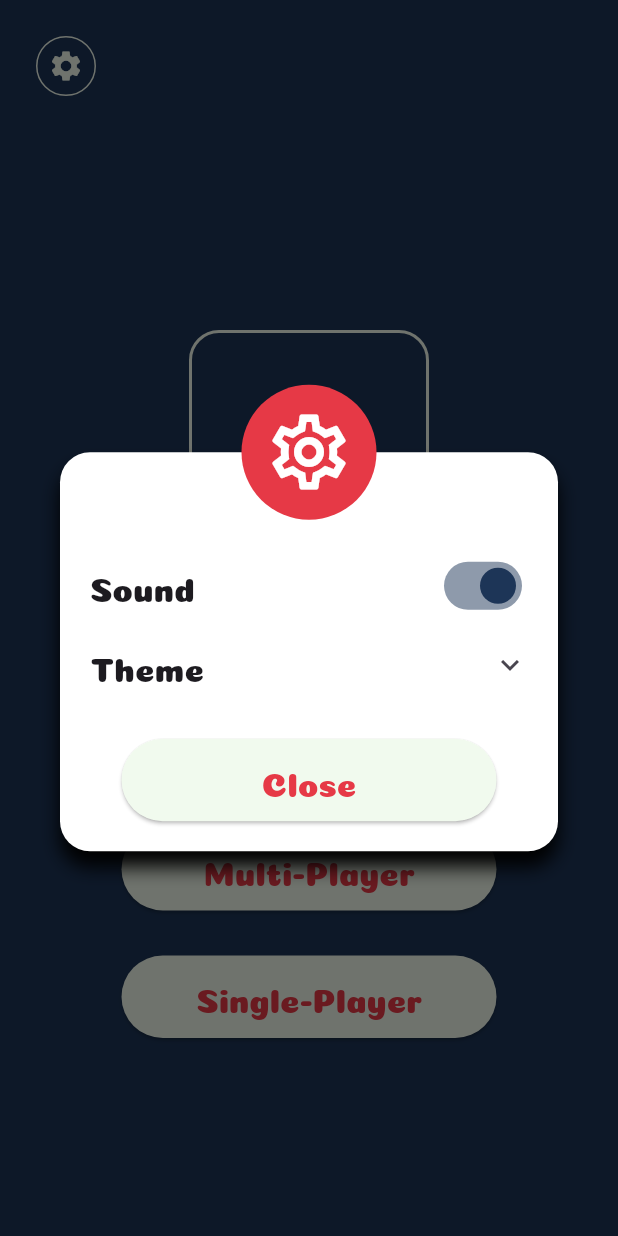
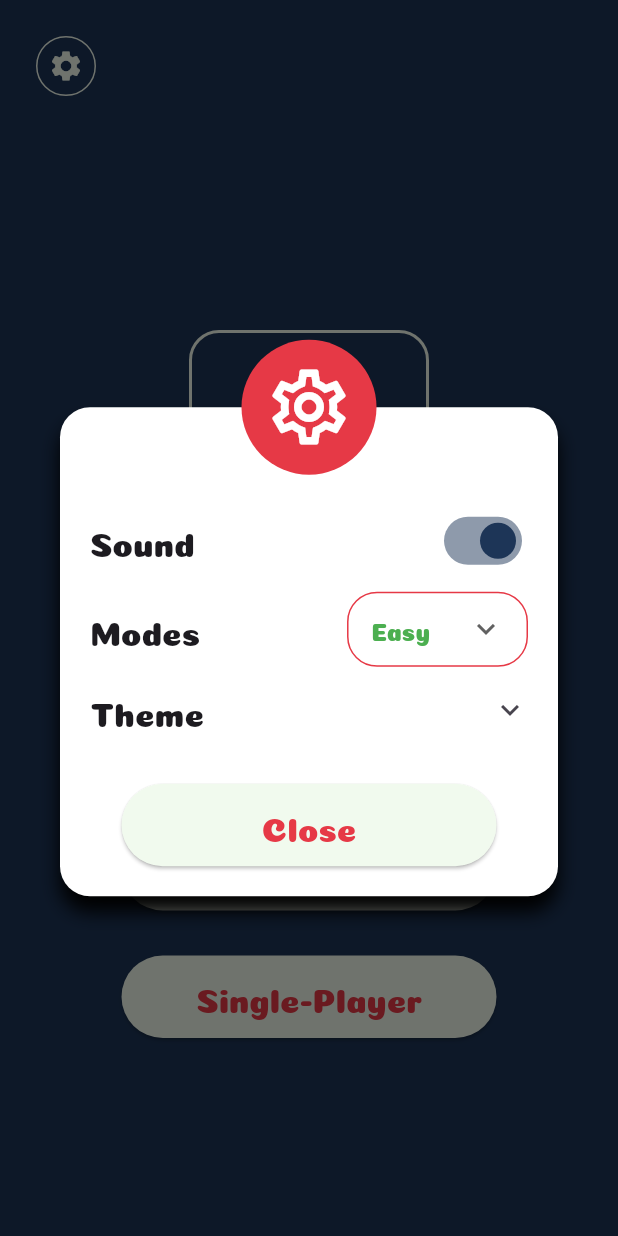
Before and after one commit to Mirzaazmath/flutter_tic_tac_toe_game, a Flutter app: the screen it shows after launch, after a tap on the "settings" icon, on a phone screen of 412 x 824 dp. Run offline on Flutter 3.47's test engine with Material 3 defaults, Android fonts, the phone set to English and light mode, and no system bars; our stand-ins replace audioplayers, confetti, shared_preferences.

Commit message:
added mode in setting

```diff
--- a/lib/components/setting_dailog.dart
+++ b/lib/components/setting_dailog.dart
@@ -6,8 +6,15 @@ import 'package:tic_tac_toe_game/utils/theme_color_utils.dart';
 class SettingDialogBox extends StatefulWidget {
   bool isSoundAllow;
   int colorThemeIndex;
+  String selectedDifficultyLevel;
   Function(int) newColorIndex;
-   SettingDialogBox({super.key,required this.isSoundAllow,required this.colorThemeIndex,required this.newColorIndex});
+  SettingDialogBox({
+    super.key,
+    required this.isSoundAllow,
+    required this.colorThemeIndex,
+    required this.newColorIndex,
+    required this.selectedDifficultyLevel,
+  });
 
   @override
   _SettingDialogBoxState createState() => _SettingDialogBoxState();
@@ -15,6 +22,13 @@ class SettingDialogBox extends StatefulWidget {
 
 class _SettingDialogBoxState extends State<SettingDialogBox> {
 
+
+  // List of items in our dropdown menu
+  var items = [
+    'Easy',
+    'Medium',
+    'Hard',
+  ];
   @override
   Widget build(BuildContext context) {
     return Dialog(
@@ -55,19 +69,69 @@ class _SettingDialogBoxState extends State<SettingDialogBox> {
                   Switch(
                       activeColor: Theme.of(context).primaryColor,
                       value: widget.isSoundAllow,
-                      onChanged: (value) async{
+                      onChanged: (value) async {
                         setState(() {
                           widget.isSoundAllow = value;
                         });
-                        final SharedPreferences prefs = await SharedPreferences.getInstance();
+                        final SharedPreferences prefs =
+                            await SharedPreferences.getInstance();
                         await prefs.setBool('sound', value);
                       })
                 ],
               ),
+              const SizedBox(
+                height: 10,
+              ),
+              Row(
+                mainAxisAlignment: MainAxisAlignment.spaceBetween,
+                children: [
+                  Text("Modes", style: Theme.of(context).textTheme.titleLarge),
+                  Container(
+                    padding: const EdgeInsets.symmetric(horizontal: 15),
+                    decoration: BoxDecoration(
+                        borderRadius: BorderRadius.circular(20),
+                        border: Border.all(
+                            color: Theme.of(context).primaryColorDark)),
+                    child: DropdownButtonHideUnderline(
+                      child: DropdownButton(
+                        padding: EdgeInsets.zero,
+                        borderRadius: BorderRadius.circular(20),
+                        // Initial Value
+                        value:widget.selectedDifficultyLevel,
+                        // Down Arrow Icon
+                        icon: const Icon(Icons.keyboard_arrow_down),
+                        // Array list of items
+                        items: items.map((String items) {
+                          return DropdownMenuItem(
+                            value: items,
+                            child: Text(
+                              items,
+                              style: TextStyle(
+                                  color: items == "Easy"
+                                      ? Colors.green
+                                      : items == "Medium"
+                                          ? Colors.orange
+                                          : Colors.red),
+                            ),
+                          );
+                        }).toList(),
+                        // After selecting the desired option,it will
+                        // change button value to selected value
+                        onChanged: (String? newValue) async {
+                          final SharedPreferences prefs =
+                              await SharedPreferences.getInstance();
+                          await prefs.setString('mode', newValue!);
+                          setState(() {
+                            widget.selectedDifficultyLevel = newValue;
+                          });
+                        },
+                      ),
+                    ),
+                  ),
+                ],
+              ),
               Theme(
-                data: ThemeData(
-                  dividerColor: Colors.transparent
-                ),
+                data: ThemeData(dividerColor: Colors.transparent),
                 child: ExpansionTile(
                   tilePadding: EdgeInsets.zero,
                   title: Text("Theme",
@@ -78,40 +142,38 @@ class _SettingDialogBoxState extends State<SettingDialogBox> {
                       width: double.infinity,
                       decoration: BoxDecoration(
                         borderRadius: BorderRadius.circular(20),
-                      border: Border.all(color: Theme.of(context).primaryColor),
+                        border:
+                            Border.all(color: Theme.of(context).primaryColor),
                       ),
                       alignment: Alignment.center,
-                      padding:const   EdgeInsets.all(15),
-                      child: Wrap(
-                        spacing: 10,
-                        runSpacing: 20,
-                        children:[
-                          for(int i=0;i<themeList.length;i++)...[
+                      padding: const EdgeInsets.all(15),
+                      child: Wrap(spacing: 10, runSpacing: 20, children: [
+                        for (int i = 0; i < themeList.length; i++) ...[
                           GestureDetector(
-                              onTap:()async{
-                                final SharedPreferences prefs = await SharedPreferences.getInstance();
+                            onTap: () async {
+                              final SharedPreferences prefs =
+                                  await SharedPreferences.getInstance();
                               await prefs.setInt('theme', i);
                               widget.newColorIndex(i);
                               WidgetsBinding.instance.addPostFrameCallback((_) {
                                 setState(() {
-                                    widget.colorThemeIndex=i;
-
+                                  widget.colorThemeIndex = i;
                                 });
                               });
-
-
-
                             },
                             child: Container(
                               height: 30,
                               width: 80,
                               decoration: BoxDecoration(
                                 borderRadius: BorderRadius.circular(30),
-                                  border: Border.all(width:2,color:widget.colorThemeIndex==i?Colors.black: Colors.grey.shade300),
-
+                                border: Border.all(
+                                    width: 2,
+                                    color: widget.colorThemeIndex == i
+                                        ? Colors.black
+                                        : Colors.grey.shade300),
                               ),
                               alignment: Alignment.center,
-                                child:  Row(
+                              child: Row(
                                 mainAxisAlignment: MainAxisAlignment.center,
                                 children: [
                                   Container(
@@ -120,8 +182,7 @@ class _SettingDialogBoxState extends State<SettingDialogBox> {
                                     decoration: BoxDecoration(
                                         color: themeList[i].primaryColor,
                                         border: Border.all(),
-                                        shape: BoxShape.circle
-                                      ),
+                                        shape: BoxShape.circle),
                                   ),
                                   Container(
                                     height: 20,
@@ -129,8 +190,7 @@ class _SettingDialogBoxState extends State<SettingDialogBox> {
                                     decoration: BoxDecoration(
                                         color: themeList[i].primaryColorLight,
                                         border: Border.all(),
-                                          shape: BoxShape.circle
-                                      ),
+                                        shape: BoxShape.circle),
                                   ),
                                   Container(
                                     height: 20,
@@ -138,28 +198,35 @@ class _SettingDialogBoxState extends State<SettingDialogBox> {
                                     decoration: BoxDecoration(
                                         color: themeList[i].primaryColorDark,
                                         border: Border.all(),
-                                          shape: BoxShape.circle
-                                      ),
+                                        shape: BoxShape.circle),
                                   )
-
                                 ],
                               ),
                             ),
                           )
                         ]
-                        ]
-                      ),
+                      ]),
                     )
                   ],
                 ),
               ),
-             const  SizedBox(height: 20,),
+              const SizedBox(
+                height: 20,
+              ),
               ElevatedButton(
-                  onPressed: (){
+                  onPressed: () {
                     Navigator.pop(context);
                   },
-                  style: ElevatedButton.styleFrom(backgroundColor: Theme.of(context).primaryColorLight,minimumSize: const Size(250, 55)),
-                  child:  Text("Close",style: Theme.of(context).textTheme.titleLarge?.copyWith(color: Theme.of(context).primaryColorDark),)),
+                  style: ElevatedButton.styleFrom(
+                      backgroundColor: Theme.of(context).primaryColorLight,
+                      minimumSize: const Size(250, 55)),
+                  child: Text(
+                    "Close",
+                    style: Theme.of(context)
+                        .textTheme
+                        .titleLarge
+                        ?.copyWith(color: Theme.of(context).primaryColorDark),
+                  )),
             ],
           ),
         ),
--- a/lib/screens/home_screen.dart
+++ b/lib/screens/home_screen.dart
@@ -80,7 +80,8 @@ class HomeScreen extends StatelessWidget {
                     onPressed: ()async{
                       final SharedPreferences prefs = await SharedPreferences.getInstance();
                       final bool? sound = prefs.getBool('sound');
-                      Navigator.of(context).push(MaterialPageRoute(builder: (context)=> SinglePLayerPlayGameScreen(isSoundAllow: sound??true,difficultyLevel: 2,)));
+                      final String? mode = prefs.getString('mode');
+                      Navigator.of(context).push(MaterialPageRoute(builder: (context)=> SinglePLayerPlayGameScreen(isSoundAllow: sound??true,difficultyLevel: mode=="Hard"?2: mode=="Medium"?1:0,)));
                     },
                     style: ElevatedButton.styleFrom(backgroundColor: Theme.of(context).primaryColorLight,minimumSize: const Size(250, 55)),
                     child:  Text("Single-Player",style: Theme.of(context).textTheme.titleLarge?.copyWith(color: Theme.of(context).primaryColorDark),)),
@@ -98,12 +99,13 @@ class HomeScreen extends StatelessWidget {
     final SharedPreferences prefs = await SharedPreferences.getInstance();
     final bool? sound = prefs.getBool('sound');
     final int? theme = prefs.getInt('theme');
+    final String? mode = prefs.getString('mode');
 
     showDialog(
         context: context,
         barrierDismissible: false,
         builder: (BuildContext context) {
-          return  SettingDialogBox( isSoundAllow: sound??true,colorThemeIndex:theme??0,newColorIndex: newColorIndex,);
+          return  SettingDialogBox( isSoundAllow: sound??true,colorThemeIndex:theme??0,newColorIndex: newColorIndex,selectedDifficultyLevel: mode??"Easy",);
         });
   }
 }
```
Lines whose indentation alone changed are shown as unchanged.
